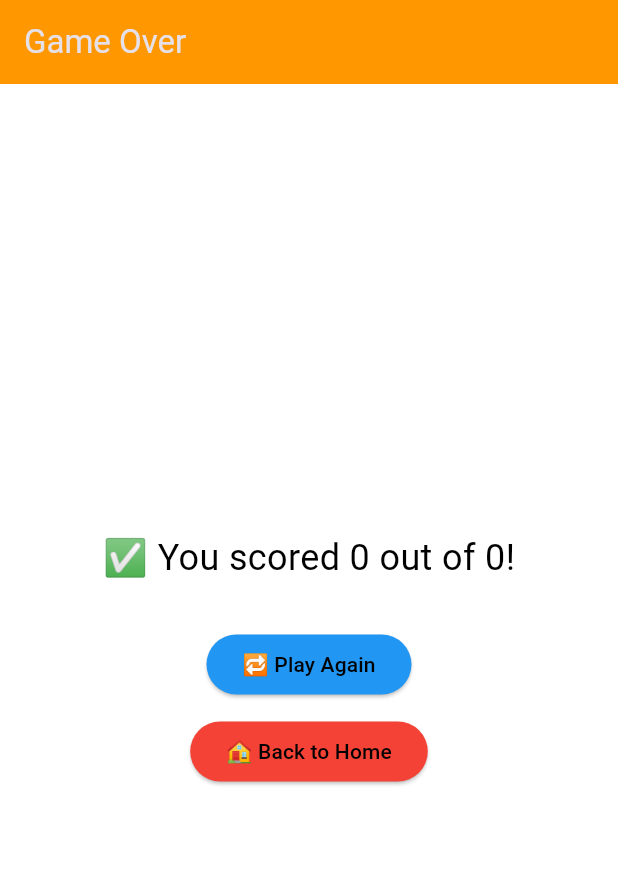
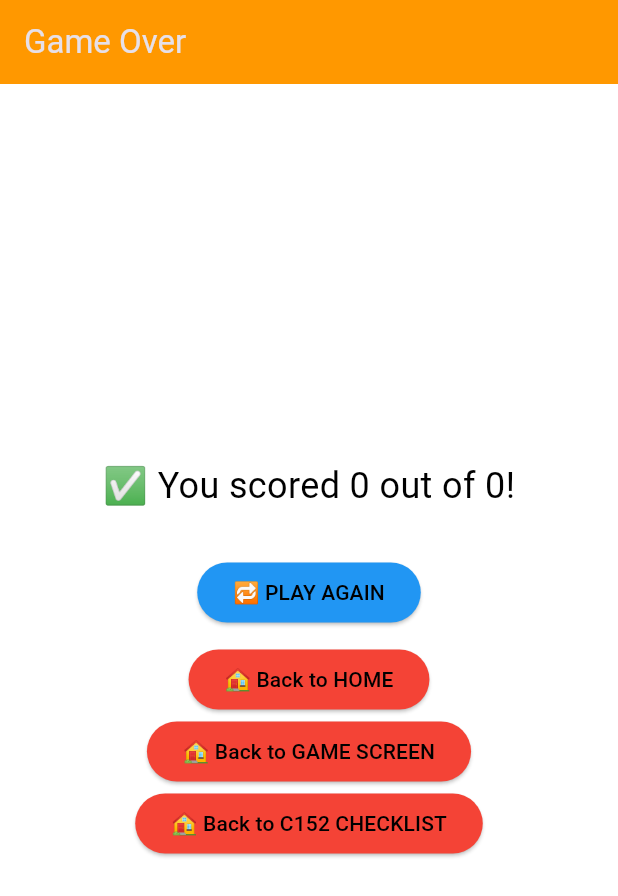
Before and after one commit to ThomasM173/flutter-checklist-app, a Flutter app: the GameOverScreen screen opened directly with empty values, on a phone screen of 412 x 824 dp. Shown: the top 896 px of the screen. Run offline on Flutter 3.47's test engine with Material 3 defaults, Android fonts, the phone set to English and light mode, and no system bars; our stand-ins replace open_file, pdf, shared_preferences; accounts and stored records are empty; network calls fail.

Commit message:
button at end

```diff
--- a/lib/screens/game_screens/cessna_152_EFATRA.dart
+++ b/lib/screens/game_screens/cessna_152_EFATRA.dart
@@ -174,7 +174,7 @@ class GameOverScreen extends StatelessWidget {
                   Navigator.of(context).pop();
                 },
                 style: ElevatedButton.styleFrom(backgroundColor: Colors.blue),
-                child: Text("🔁 Play Again", style: TextStyle(color: Colors.black)),
+                child: Text("🔁 PLAY AGAIN", style: TextStyle(color: Colors.black)),
               ),
               SizedBox(height: 10),
               ElevatedButton(
@@ -182,7 +182,21 @@ class GameOverScreen extends StatelessWidget {
                   Navigator.of(context).popUntil((route) => route.isFirst);
                 },
                 style: ElevatedButton.styleFrom(backgroundColor: Colors.red),
-                child: Text("🏠 Back to Home", style: TextStyle(color: Colors.black)),
+                child: Text("🏠 Back to HOME", style: TextStyle(color: Colors.black)),
+              ),
+              ElevatedButton(
+                onPressed: () {
+                  Navigator.of(context).popUntil((route) => route.isFirst);
+                },
+                style: ElevatedButton.styleFrom(backgroundColor: Colors.red),
+                child: Text("🏠 Back to GAME SCREEN", style: TextStyle(color: Colors.black)),
+              ),
+              ElevatedButton(
+                onPressed: () {
+                  Navigator.of(context).popUntil((route) => route.isFirst);
+                },
+                style: ElevatedButton.styleFrom(backgroundColor: Colors.red),
+                child: Text("🏠 Back to C152 CHECKLIST", style: TextStyle(color: Colors.black)),
               )
             ],
           ),
```
